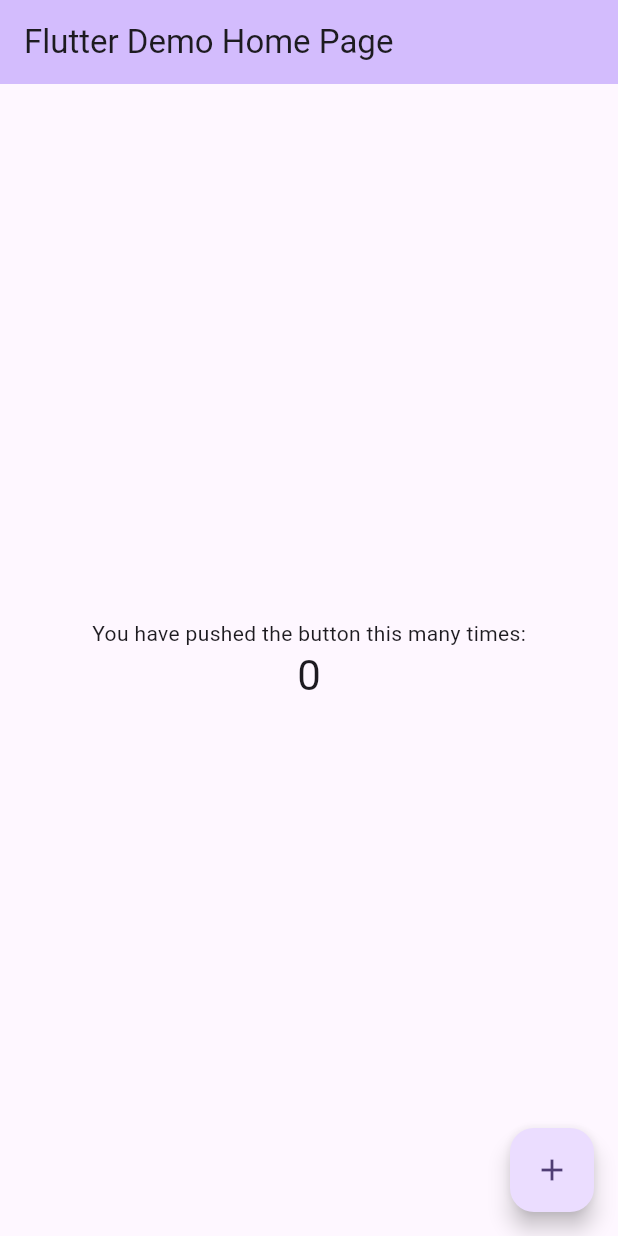
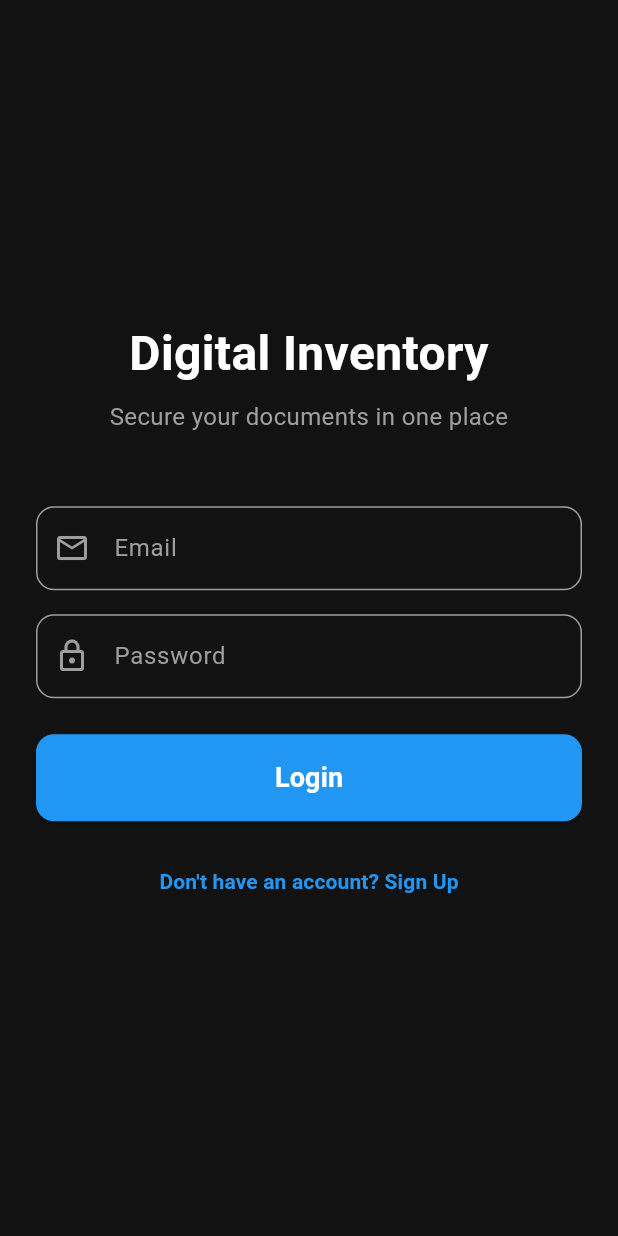
Before and after one commit to PreethiBose30/App-Dev, a Flutter app: the screen it shows after launch, on a phone screen of 412 x 824 dp. Run offline on Flutter 3.47's test engine with Material 3 defaults, Android fonts, the phone set to English and light mode, and no system bars.

Commit message:
Feat: Complete Day 1 frontend architecture and UI navigation

```diff
--- a/lib/main.dart
+++ b/lib/main.dart
@@ -1,4 +1,5 @@
 import 'package:flutter/material.dart';
+import 'screens/auth/login_screen.dart';
 
 void main() {
   runApp(const MyApp());
@@ -7,116 +8,13 @@ void main() {
 class MyApp extends StatelessWidget {
   const MyApp({super.key});
 
-  // This widget is the root of your application.
   @override
   Widget build(BuildContext context) {
     return MaterialApp(
-      title: 'Flutter Demo',
-      theme: ThemeData(
-        // This is the theme of your application.
-        //
-        // TRY THIS: Try running your application with "flutter run". You'll see
-        // the application has a purple toolbar. Then, without quitting the app,
-        // try changing the seedColor in the colorScheme below to Colors.green
-        // and then invoke "hot reload" (save your changes or press the "hot
-        // reload" button in a Flutter-supported IDE, or press "r" if you used
-        // the command line to start the app).
-        //
-        // Notice that the counter didn't reset back to zero; the application
-        // state is not lost during the reload. To reset the state, use hot
-        // restart instead.
-        //
-        // This works for code too, not just values: Most code changes can be
-        // tested with just a hot reload.
-        colorScheme: .fromSeed(seedColor: Colors.deepPurple),
-      ),
-      home: const MyHomePage(title: 'Flutter Demo Home Page'),
+      title: 'Digital Inventory',
+      debugShowCheckedModeBanner: false,
+      theme: ThemeData.dark(), // Fits a clean dark theme
+      home: const LoginScreen(),
     );
   }
 }
-
-class MyHomePage extends StatefulWidget {
-  const MyHomePage({super.key, required this.title});
-
-  // This widget is the home page of your application. It is stateful, meaning
-  // that it has a State object (defined below) that contains fields that affect
-  // how it looks.
-
-  // This class is the configuration for the state. It holds the values (in this
-  // case the title) provided by the parent (in this case the App widget) and
-  // used by the build method of the State. Fields in a Widget subclass are
-  // always marked "final".
-
-  final String title;
-
-  @override
-  State<MyHomePage> createState() => _MyHomePageState();
-}
-
-class _MyHomePageState extends State<MyHomePage> {
-  int _counter = 0;
-
-  void _incrementCounter() {
-    setState(() {
-      // This call to setState tells the Flutter framework that something has
-      // changed in this State, which causes it to rerun the build method below
-      // so that the display can reflect the updated values. If we changed
-      // _counter without calling setState(), then the build method would not be
-      // called again, and so nothing would appear to happen.
-      _counter++;
-    });
-  }
-
-  @override
-  Widget build(BuildContext context) {
-    // This method is rerun every time setState is called, for instance as done
-    // by the _incrementCounter method above.
-    //
-    // The Flutter framework has been optimized to make rerunning build methods
-    // fast, so that you can just rebuild anything that needs updating rather
-    // than having to individually change instances of widgets.
-    return Scaffold(
-      appBar: AppBar(
-        // TRY THIS: Try changing the color here to a specific color (to
-        // Colors.amber, perhaps?) and trigger a hot reload to see the AppBar
-        // change color while the other colors stay the same.
-        backgroundColor: Theme.of(context).colorScheme.inversePrimary,
-        // Here we take the value from the MyHomePage object that was created by
-        // the App.build method, and use it to set our appbar title.
-        title: Text(widget.title),
-      ),
-      body: Center(
-        // Center is a layout widget. It takes a single child and positions it
-        // in the middle of the parent.
-        child: Column(
-          // Column is also a layout widget. It takes a list of children and
-          // arranges them vertically. By default, it sizes itself to fit its
-          // children horizontally, and tries to be as tall as its parent.
-          //
-          // Column has various properties to control how it sizes itself and
-          // how it positions its children. Here we use mainAxisAlignment to
-          // center the children vertically; the main axis here is the vertical
-          // axis because Columns are vertical (the cross axis would be
-          // horizontal).
-          //
-          // TRY THIS: Invoke "debug painting" (choose the "Toggle Debug Paint"
-          // action in the IDE, or press "p" in the console), to see the
-          // wireframe for each widget.
-          mainAxisAlignment: .center,
-          children: [
-            const Text('You have pushed the button this many times:'),
-            Text(
-              '$_counter',
-              style: Theme.of(context).textTheme.headlineMedium,
-            ),
-          ],
-        ),
-      ),
-      floatingActionButton: FloatingActionButton(
-        onPressed: _incrementCounter,
-        tooltip: 'Increment',
-        child: const Icon(Icons.add),
-      ),
-    );
-  }
-}
--- a/lib/screens/auth/login_screen.dart
+++ b/lib/screens/auth/login_screen.dart
@@ -0,0 +1,171 @@
+import 'package:flutter/material.dart';
+import 'signup_screen.dart'; // Imports the signup screen for navigation
+
+class LoginScreen extends StatefulWidget {
+  const LoginScreen({super.key});
+
+  @override
+  State<LoginScreen> createState() => _LoginScreenState();
+}
+
+class _LoginScreenState extends State<LoginScreen> {
+  final _formKey = GlobalKey<FormState>();
+  final _emailController = TextEditingController();
+  final _passwordController = TextEditingController();
+
+  @override
+  void dispose() {
+    _emailController.dispose();
+    _passwordController.dispose();
+    super.dispose();
+  }
+
+  void _handleLogin() {
+    if (_formKey.currentState!.validate()) {
+      // TODO: Firebase Authentication will be integrated here later
+      ScaffoldMessenger.of(context).showSnackBar(
+        const SnackBar(content: Text('Processing Login...')),
+      );
+    }
+  }
+
+  @override
+  Widget build(BuildContext context) {
+    return Scaffold(
+      backgroundColor: const Color(0xFF121212), // Premium dark mode background
+      body: SafeArea(
+        child: Padding(
+          padding: const EdgeInsets.all(24.0),
+          child: Form(
+            key: _formKey,
+            child: Column(
+              mainAxisAlignment: MainAxisAlignment.center,
+              crossAxisAlignment: CrossAxisAlignment.stretch,
+              children: [
+                const Text(
+                  'Digital Inventory',
+                  textAlign: TextAlign.center,
+                  style: TextStyle(
+                    fontSize: 32,
+                    fontWeight: FontWeight.bold,
+                    color: Colors.white,
+                  ),
+                ),
+                const SizedBox(height: 8),
+                const Text(
+                  'Secure your documents in one place',
+                  textAlign: TextAlign.center,
+                  style: TextStyle(fontSize: 16, color: Colors.grey),
+                ),
+                const SizedBox(height: 48),
+
+                // Email Input Field
+                TextFormField(
+                  controller: _emailController,
+                  keyboardType: TextInputType.emailAddress,
+                  style: const TextStyle(color: Colors.white),
+                  decoration: InputDecoration(
+                    labelText: 'Email',
+                    labelStyle: const TextStyle(color: Colors.grey),
+                    prefixIcon: const Icon(Icons.email_outlined, color: Colors.grey),
+                    enabledBorder: OutlineInputBorder(
+                      borderSide: const BorderSide(color: Colors.grey),
+                      borderRadius: BorderRadius.circular(12),
+                    ),
+                    focusedBorder: OutlineInputBorder(
+                      borderSide: const BorderSide(color: Colors.blue),
+                      borderRadius: BorderRadius.circular(12),
+                    ),
+                    errorBorder: OutlineInputBorder(
+                      borderSide: const BorderSide(color: Colors.red),
+                      borderRadius: BorderRadius.circular(12),
+                    ),
+                    focusedErrorBorder: OutlineInputBorder(
+                      borderSide: const BorderSide(color: Colors.red),
+                      borderRadius: BorderRadius.circular(12),
+                    ),
+                  ),
+                  validator: (value) {
+                    if (value == null || value.isEmpty || !value.contains('@')) {
+                      return 'Please enter a valid email address';
+                    }
+                    return null;
+                  },
+                ),
+                const SizedBox(height: 16),
+
+                // Password Input Field
+                TextFormField(
+                  controller: _passwordController,
+                  obscureText: true,
+                  style: const TextStyle(color: Colors.white),
+                  decoration: InputDecoration(
+                    labelText: 'Password',
+                    labelStyle: const TextStyle(color: Colors.grey),
+                    prefixIcon: const Icon(Icons.lock_outlined, color: Colors.grey),
+                    enabledBorder: OutlineInputBorder(
+                      borderSide: const BorderSide(color: Colors.grey),
+                      borderRadius: BorderRadius.circular(12),
+                    ),
+                    focusedBorder: OutlineInputBorder(
+                      borderSide: const BorderSide(color: Colors.blue),
+                      borderRadius: BorderRadius.circular(12),
+                    ),
+                    errorBorder: OutlineInputBorder(
+                      borderSide: const BorderSide(color: Colors.red),
+                      borderRadius: BorderRadius.circular(12),
+                    ),
+                    focusedErrorBorder: OutlineInputBorder(
+                      borderSide: const BorderSide(color: Colors.red),
+                      borderRadius: BorderRadius.circular(12),
+                    ),
+                  ),
+                  validator: (value) {
+                    if (value == null || value.length < 6) {
+                      return 'Password must be at least 6 characters';
+                    }
+                    return null;
+                  },
+                ),
+                const SizedBox(height: 24),
+
+                // Login Button
+                ElevatedButton(
+                  onPressed: _handleLogin,
+                  style: ElevatedButton.styleFrom(
+                    backgroundColor: Colors.blue,
+                    padding: const EdgeInsets.symmetric(vertical: 16),
+                    shape: RoundedRectangleBorder(
+                      borderRadius: BorderRadius.circular(12),
+                    ),
+                  ),
+                  child: const Text(
+                    'Login',
+                    style: TextStyle(fontSize: 18, color: Colors.white, fontWeight: FontWeight.bold),
+                  ),
+                ),
+                const SizedBox(height: 16),
+
+                // Clean Navigation Link to Sign Up
+                TextButton(
+                  onPressed: () {
+                    Navigator.push(
+                      context,
+                      MaterialPageRoute(
+                        builder: (context) => const SignupScreen(),
+                      ),
+                    );
+                  },
+                  child: const Text(
+                    "Don't have an account? Sign Up",
+                    style: TextStyle(color: Colors.blue, fontWeight: FontWeight.w600),
+                  ),
+                ),
+              ],
+            ),
+          ),
+        ),
+      ),
+    );
+  }
+}
--- a/pubspec.yaml
+++ b/pubspec.yaml
@@ -28,13 +28,10 @@ environment:
 # the latest version available on pub.dev. To see which dependencies have newer
 # versions available, run `flutter pub outdated`.
 dependencies:
+
   flutter:
     sdk: flutter
-
-  # The following adds the Cupertino Icons font to your application.
-  # Use with the CupertinoIcons class for iOS style icons.
   cupertino_icons: ^1.0.8
-  flutter_local_notifications: ^18.0.0
   image_picker: ^1.1.0
 
 dev_dependencies:
```
Also changed, not shown: lib/screens/auth/signup_screen.dart (+114 -0 lines), pubspec.lock, 2 other files.
